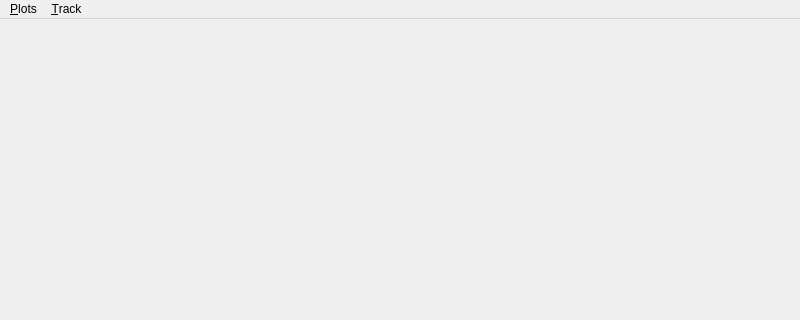
Old version of the form src/mainwindow.ui in the repository crwper/flysight-viewer-2; both pictures show x 0 to 800 and y 0 to 320 of the 800 by 600 pixel window.
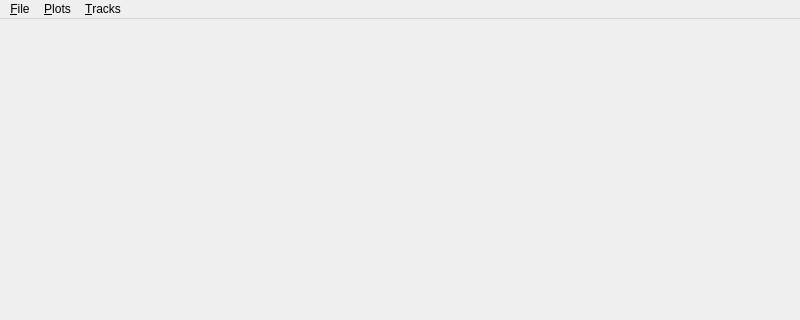
New version of the form.

Commit message: Adjust main menu

The edit to the form file:
```diff
--- a/src/mainwindow.ui
+++ b/src/mainwindow.ui
@@ -25,7 +25,7 @@
    </property>
    <widget class="QMenu" name="menuTrack">
     <property name="title">
-     <string>&amp;Track</string>
+     <string>&amp;Tracks</string>
     </property>
     <addaction name="action_Import"/>
     <addaction name="actionImportFolder"/>
@@ -40,6 +40,14 @@
      <string>&amp;Plots</string>
     </property>
    </widget>
+   <widget class="QMenu" name="menu_File">
+    <property name="title">
+     <string>&amp;File</string>
+    </property>
+    <addaction name="action_Import"/>
+    <addaction name="actionImportFolder"/>
+   </widget>
+   <addaction name="menu_File"/>
    <addaction name="menuPlots"/>
    <addaction name="menuTrack"/>
   </widget>
```
Left out of the diff: 7 changed lines with no effect on the pictures.
